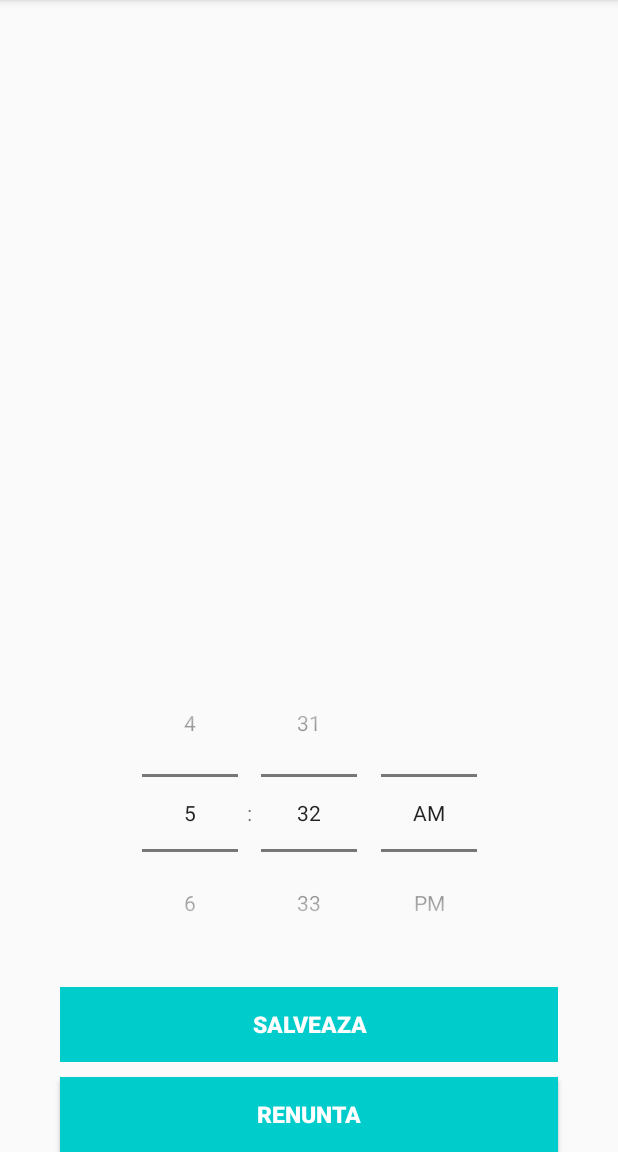
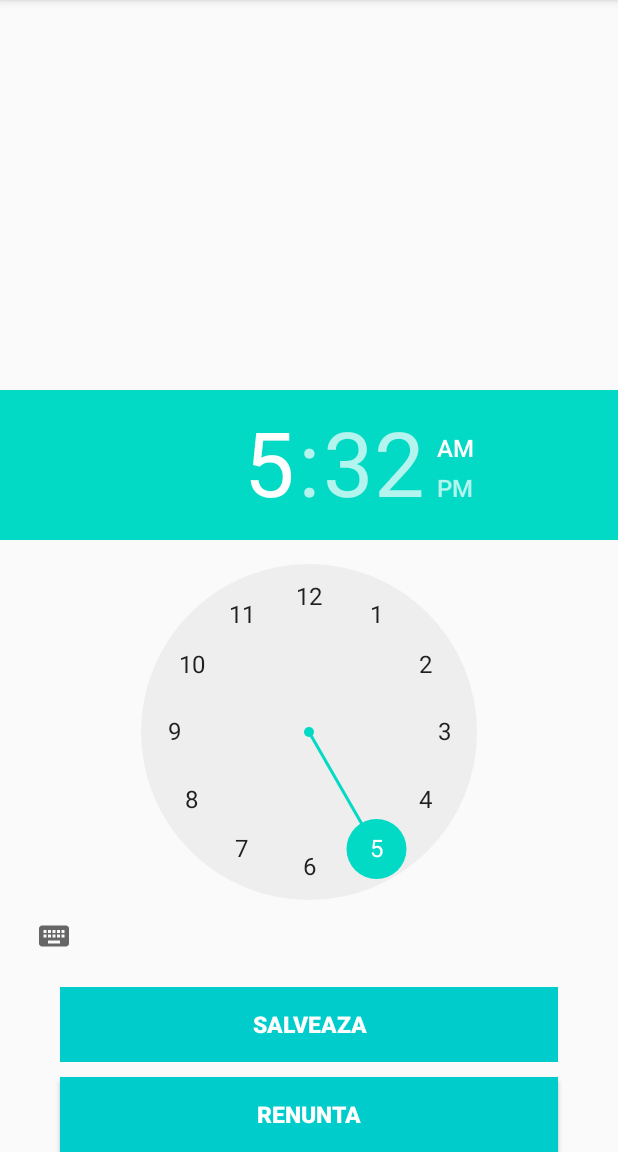
Before and after one commit to Razvan509/Proiect_Android, an Android app: the fragment TimePickerFragment placed in its activity, on a phone screen of 412 x 824 dp, the part 84-1236 px from its top. Run offline under Robolectric (Android 15) with nearby library versions, the phone set to English and light mode, and no system bars; 1 statement that could not run was skipped.

Commit message:
Alarm added

```diff
--- a/app/src/main/AndroidManifest.xml
+++ b/app/src/main/AndroidManifest.xml
@@ -17,6 +17,7 @@
             </intent-filter>
         </activity>
         <activity android:name=".activities.AddTransactionActivity"/>
+        <receiver android:name=".AlarmHelpers.Receiver" android:exported="true"/>
     </application>
 
 </manifest>
--- a/app/src/main/java/com/example/proiect_android/AlarmHelpers/NotificationHelper.java
+++ b/app/src/main/java/com/example/proiect_android/AlarmHelpers/NotificationHelper.java
@@ -5,6 +5,8 @@ import android.app.NotificationChannel;
 import android.app.NotificationManager;
 import android.content.Context;
 import android.content.ContextWrapper;
+import android.media.RingtoneManager;
+import android.net.Uri;
 import android.os.Build;
 
 import androidx.annotation.RequiresApi;
@@ -29,9 +31,8 @@ public class NotificationHelper extends ContextWrapper {
         NotificationChannel channel = new NotificationChannel(channelId, channelName, NotificationManager.IMPORTANCE_DEFAULT);
         channel.enableLights(true);
         channel.enableVibration(true);
-        channel.setLightColor(R.color.colorPrimary);
+        channel.setLightColor(R.color.colorPrimaryDark);
         channel.setLockscreenVisibility(Notification.VISIBILITY_PRIVATE);
-
         getManager().createNotificationChannel(channel);
     }
 
--- a/app/src/main/res/layout/date_picker.xml
+++ b/app/src/main/res/layout/date_picker.xml
@@ -10,7 +10,7 @@
         android:id="@+id/date_picker"
         android:layout_width="wrap_content"
         android:layout_height="wrap_content"
-        android:timePickerMode="spinner"
+        android:datePickerMode="calendar"
         app:layout_constraintBottom_toBottomOf="parent"
         app:layout_constraintEnd_toEndOf="parent"
         app:layout_constraintStart_toStartOf="parent"
--- a/app/src/main/res/layout/time_picker.xml
+++ b/app/src/main/res/layout/time_picker.xml
@@ -11,7 +11,7 @@
         android:id="@+id/time_picker"
         android:layout_width="wrap_content"
         android:layout_height="wrap_content"
-        android:timePickerMode="spinner"
+        android:timePickerMode="clock"
         app:layout_constraintBottom_toBottomOf="parent"
         app:layout_constraintEnd_toEndOf="parent"
         app:layout_constraintStart_toStartOf="parent"
```
Also changed, not shown: app/src/main/java/com/example/proiect_android/Fragments/FirstPageFragment.java (+4 -5 lines).
